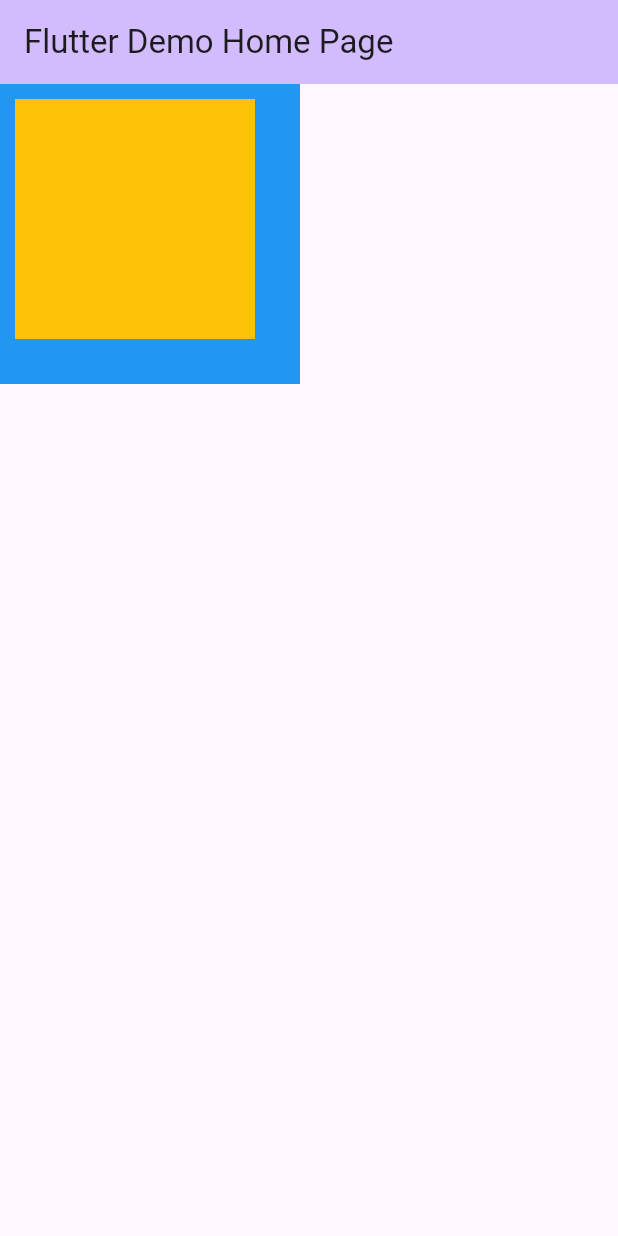
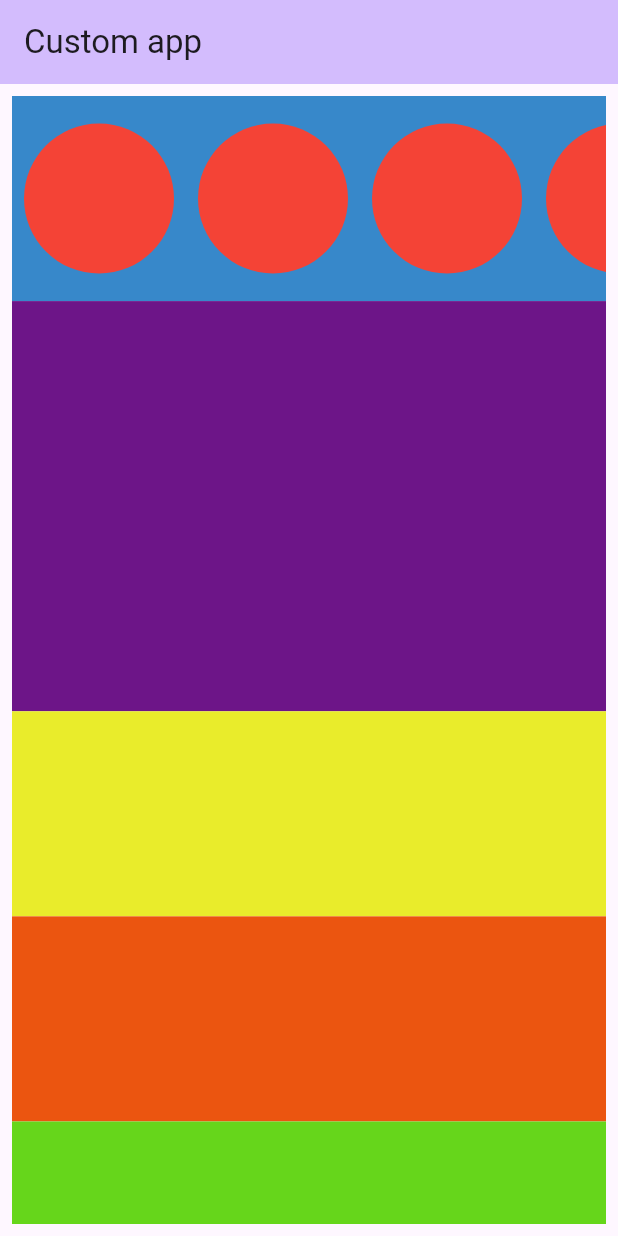
Before and after one commit to Foysalrabby/flutterparitce50, a Flutter app: the screen it shows after launch, on a phone screen of 412 x 824 dp. Run offline on Flutter 3.47's test engine with Material 3 defaults, Android fonts, the phone set to English and light mode, and no system bars.

Commit message:
take one item in column

```diff
--- a/myapp/lib/main.dart
+++ b/myapp/lib/main.dart
@@ -16,7 +16,7 @@ class MyApp extends StatelessWidget {
         colorScheme: ColorScheme.fromSeed(seedColor: Colors.deepPurple),
         useMaterial3: true,
       ),
-      home: const MyHomePage(title: 'Flutter Demo Home Page'),
+      home: const MyHomePage(title: 'Custom app'),
     );
   }
 }
@@ -33,39 +33,63 @@ class MyHomePage extends StatefulWidget {
 class _MyHomePageState extends State<MyHomePage> {
   @override
   Widget build(BuildContext context) {
-    var arrayColor = [
-      Colors.brown,
-      const Color.fromARGB(255, 104, 121, 72),
-      Color.fromARGB(255, 8, 50, 187),
-      Color.fromARGB(255, 148, 202, 23),
-      Color.fromARGB(255, 146, 11, 11),
-      Color.fromARGB(255, 205, 219, 6),
-    ];
     return Scaffold(
         appBar: AppBar(
           backgroundColor: Theme.of(context).colorScheme.inversePrimary,
           title: Text(widget.title),
         ),
-        body:Stack(
-          children: [
-            Container(
-              width: 200,
-              height: 200,
-
-              color: Colors.blue,
+        body: Container(
+          padding: EdgeInsets.all(8),
+          child: Column(children: [
+            Expanded(
+              flex: 2,
+              child: Container(
+                height: 150,
+                color: Color.fromARGB(255, 55, 136, 202),
+                child: ListView.builder(
+                  itemBuilder: (context, index) => Padding(
+                    padding: EdgeInsets.all(8),
+                    child: SizedBox(
+                      width: 100,
+                      child: CircleAvatar(
+                        backgroundColor: Colors.red,
+                       ),
+                    ),
+                    ),
+                  itemCount: 5,
+                  scrollDirection: Axis.horizontal,
+                ),
+              ),
             ),
-           Positioned(
-            top: 10,
-            left: 10,
-            child:Container(
-
-              width: 160,
-              height: 160,
-              color: Colors.amber,
-            ))
-
-          ],
-        )
-         );
+            Expanded(
+              flex: 4,
+              child: Container(
+                height: 200,
+                color: Color.fromARGB(255, 109, 21, 136),
+              ),
+            ),
+            Expanded(
+              flex: 2,
+              child: Container(
+                height: 200,
+                color: Color.fromARGB(255, 233, 236, 43),
+              ),
+            ),
+            Expanded(
+              flex: 2,
+              child: Container(
+                height: 150,
+                color: Color.fromARGB(255, 235, 85, 16),
+              ),
+            ),
+            Expanded(
+              flex: 1,
+              child: Container(
+                height: 150,
+                color: Color.fromARGB(255, 102, 214, 27),
+              ),
+            ),
+          ]),
+        ));
   }
 }
```
